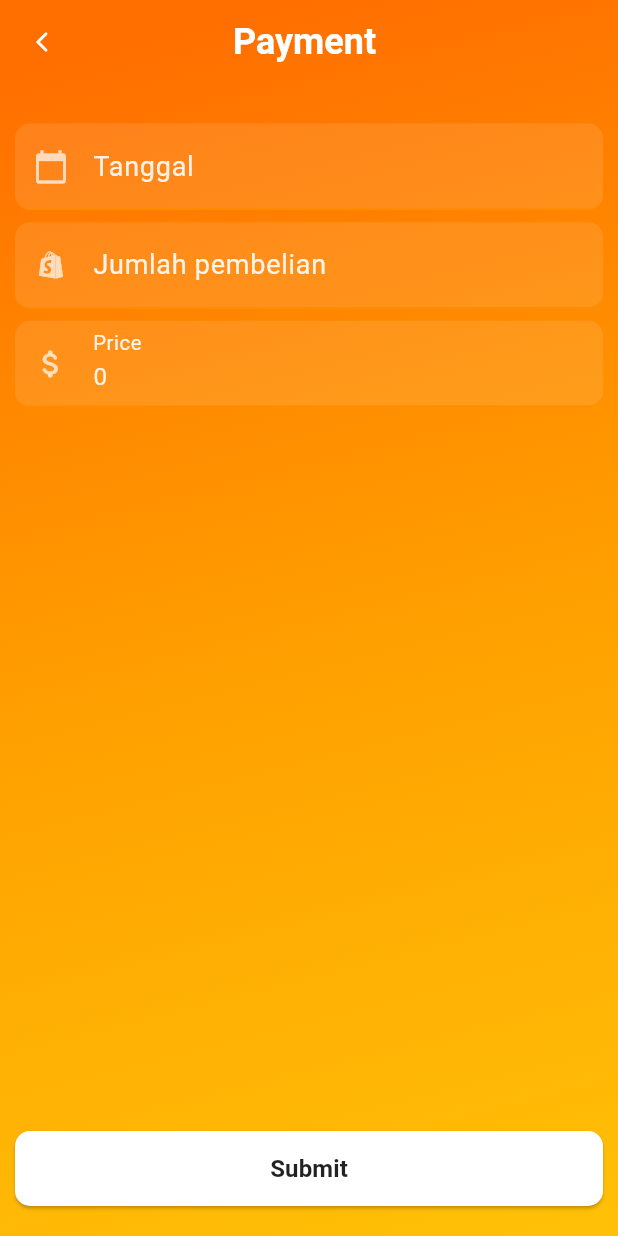
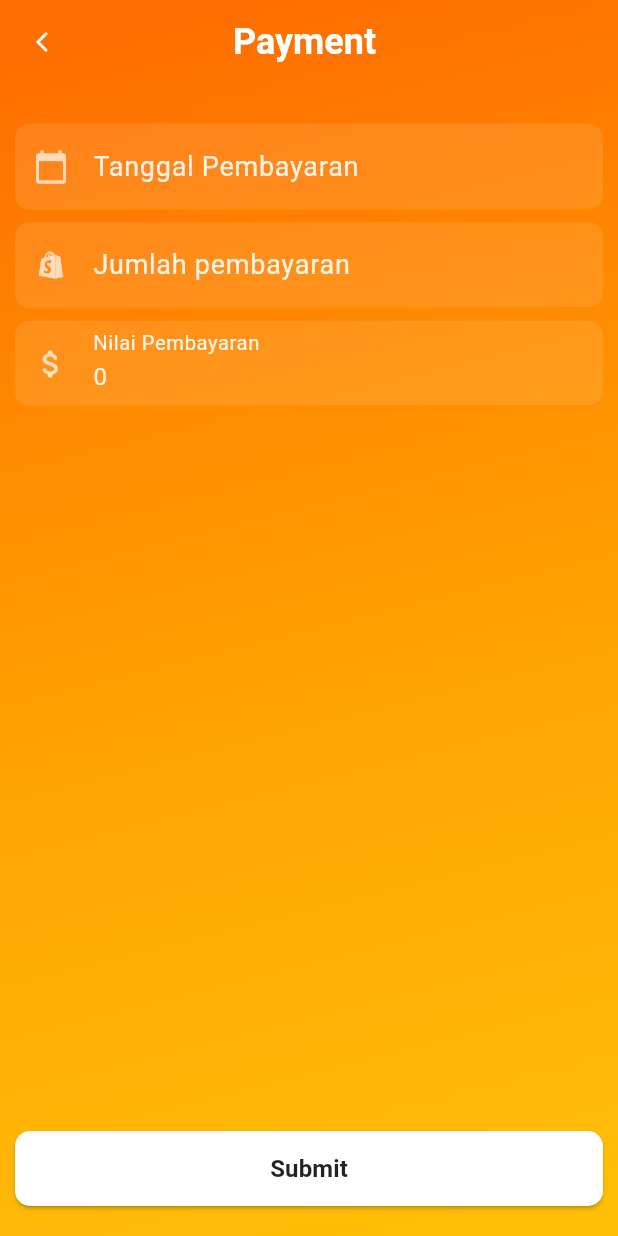
Before and after one commit to mynameisarwan/flutter_firebaseapp, a Flutter app: the PaymentScreen screen opened directly with empty values, after a tap on "Submit", on a phone screen of 412 x 824 dp. Run offline on Flutter 3.47's test engine with Material 3 defaults, Android fonts, the phone set to English and light mode, and no system bars; our stand-ins replace cloud_firestore, firebase_auth, firebase_core, get, shared_preferences; accounts and stored records are empty.

Commit message:
update payment part 2 qty validation

```diff
--- a/lib/src/models/asset.dart
+++ b/lib/src/models/asset.dart
@@ -101,12 +101,7 @@ class Asset {
         .map(
           (ss) => ss.docs.map(
             (doc) {
-              // Map<String, dynamic> json = doc.data();
               return Asset.fromDS(doc);
-              // return Asset(
-              //   assetType: doc.reference.id,
-              //   sellingPrice: json['SellingPrice'],
-              // );
             },
           ).toList(),
         )
--- a/lib/src/models/payment.dart
+++ b/lib/src/models/payment.dart
@@ -6,24 +6,28 @@ class Payment {
   final num paymentQty;
   final DateTime paymentDate;
   final num paymentPrice;
+  final String paymentStatus;
   String? paymentKey;
 
   Payment(
       {required this.paymentQty,
       required this.paymentDate,
       required this.paymentPrice,
+      required this.paymentStatus,
       this.paymentKey});
 
   Map<String, dynamic> toJason() => {
         'PaymentDate': paymentDate,
-        'paymentQty': paymentQty,
+        'PaymentQty': paymentQty,
         'PaymentPrice': paymentPrice,
+        'PaymentStatus': paymentStatus,
       };
 
-  Payment fromJason(Map<String, dynamic> json) => Payment(
+  static Payment fromJason(Map<String, dynamic> json) => Payment(
         paymentQty: json['PaymentQty'],
         paymentDate: (json['PaymentDate'] as Timestamp).toDate(),
         paymentPrice: json['PaymentPrice'],
+        paymentStatus: json['PaymentStatus'],
       );
 
   static Future<Payment> paymentAdd(Payment data, String orderKey) async {
@@ -36,5 +40,32 @@ class Payment {
     return data;
   }
 
+  static Future<List<Payment>> getTotalPaidQTY(String orderKey) async {
+    // num totalQty = 0;
+
+    var db = FirebaseFirestore.instance;
+    final getpayment = await db
+        .collection('Orders')
+        .doc(orderKey)
+        .collection('Payments')
+        .get()
+        .then(
+          (value) => value.docs
+              .map(
+                (e) => Payment.fromJason(
+                  e.data(),
+                ),
+              )
+              .toList(),
+        );
+
+    // print('test');
+    // for (var data in scPayment) {
+    //   totalQty = totalQty + data.paymentQty;
+    // }
+    // print('totalqty = $totalQty');
+    return getpayment;
+  }
+
   // Payment fromQDS(QueryDocumentSnapshot<Map<String,dynamic>> qds ) => Payment(paymentQty: paymentQty, paymentDate: paymentDate, paymentPrice: paymentPrice)
 }
--- a/lib/src/screens/payment_screen.dart
+++ b/lib/src/screens/payment_screen.dart
@@ -2,6 +2,7 @@ import 'package:flutter/material.dart';
 import 'package:flutter_firebaseapp/src/common_widgets/template_button.dart';
 import 'package:flutter_firebaseapp/src/common_widgets/template_widgets.dart';
 import 'package:flutter_firebaseapp/src/models/order.dart';
+import 'package:flutter_firebaseapp/src/models/payment.dart';
 import 'package:intl/intl.dart';
 // import 'package:flutter_firebaseapp/src/models/order.dart';
 
@@ -21,8 +22,27 @@ class _PaymentScreenState extends State<PaymentScreen> {
   TextEditingController price = TextEditingController();
   TextEditingController qty = TextEditingController();
   DateTime tanggal = DateTime.now();
+  num paymentprice = 0;
+  num maxQty = 0;
 
-  num maxQty = 0;
+  getvalue() {
+    Payment.getTotalPaidQTY(widget.ordermdl.orderId!).then(
+      (value) {
+        for (var dt in value) {
+          maxQty = maxQty + dt.paymentQty;
+        }
+        maxQty = widget.ordermdl.orderQty - maxQty;
+      },
+    );
+  }
+
+  @override
+  void initState() {
+    getvalue();
+    // print('maxqty = $maxQty');
+    super.initState();
+  }
+
   @override
   Widget build(BuildContext context) {
     var screenSize = MediaQuery.of(context).size;
@@ -74,18 +94,9 @@ class _PaymentScreenState extends State<PaymentScreen> {
           child: Column(
             crossAxisAlignment: CrossAxisAlignment.start,
             children: [
-              // textFieldTemplForm(
-              //   product = TextEditingController(
-              //     text: widget.productName,
-              //   ),
-              //   'Product',
-              //   Icons.production_quantity_limits_rounded,
-              //   TextInputType.none,
-              //   true,
-              // ),
               textFieldCalendarTemplForm(
                 paymentDate,
-                'Tanggal',
+                'Tanggal Pembayaran',
                 Icons.calendar_today,
                 TextInputType.text,
                 () {
@@ -109,7 +120,6 @@ class _PaymentScreenState extends State<PaymentScreen> {
                   );
                 },
               ),
-
               SizedBox(
                 height: screenSize.height * 0.01,
               ),
@@ -123,20 +133,23 @@ class _PaymentScreenState extends State<PaymentScreen> {
                 },
                 child: textFieldTemplFormOnChange(
                   qty,
-                  'Jumlah pembelian',
+                  'Jumlah pembayaran',
                   Icons.shopify_outlined,
                   TextInputType.number,
                   false,
                   (values) {
                     setState(
                       () {
-                        if (int.parse(values) > widget.ordermdl.orderQty) {
-                          qty = TextEditingController(
-                            text: widget.ordermdl.orderQty.toString(),
-                          );
-                          maxQty = widget.ordermdl.orderQty;
-                        } else {
-                          maxQty = int.parse(values);
+                        if (values != '') {
+                          if (num.parse(values) > maxQty) {
+                            qty = TextEditingController(
+                              text: maxQty.toString(),
+                            );
+                            // maxQty = widget.ordermdl.orderQty;
+                          } else {
+                            maxQty = num.parse(values);
+                          }
+                          paymentprice = maxQty * widget.ordermdl.orderPrice;
                         }
                       },
                     );
@@ -148,10 +161,9 @@ class _PaymentScreenState extends State<PaymentScreen> {
               ),
               textFieldTemplForm(
                 price = TextEditingController(
-                  text: NumberFormat.decimalPattern()
-                      .format(maxQty * widget.ordermdl.orderPrice),
+                  text: NumberFormat.decimalPattern().format(paymentprice),
                 ),
-                'Price',
+                'Nilai Pembayaran',
                 Icons.attach_money_rounded,
                 TextInputType.none,
                 true,
@@ -159,7 +171,15 @@ class _PaymentScreenState extends State<PaymentScreen> {
               const Spacer(),
               ButtonTemplate(
                 buttonText: 'Submit',
-                onPressed: () {},
+                onPressed: () {
+                  Payment data = Payment(
+                    paymentQty: num.parse(qty.text),
+                    paymentDate: tanggal,
+                    paymentPrice: paymentprice,
+                    paymentStatus: 'Paid',
+                  );
+                  Payment.paymentAdd(data, widget.ordermdl.orderId!);
+                },
               ),
             ],
           ),
```
